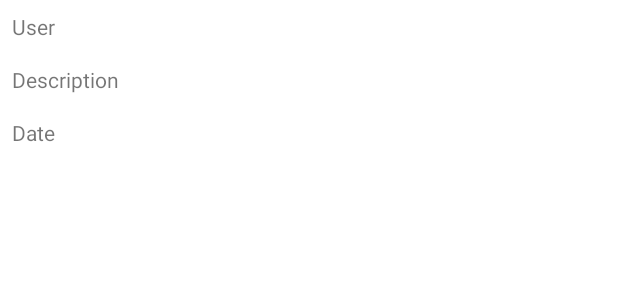
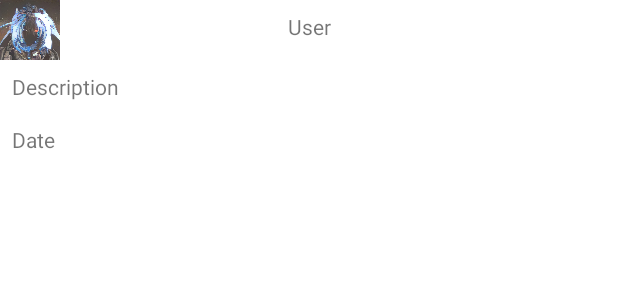
Before and after one commit to BarrenWolfsbane/BAINSocial, an Android app: the layout recycler_posts.xml on its own in the app's theme, with its tools: preview values and no code run, on a phone screen of 412 x 824 dp. Shown: the top 300 px of the screen. Run offline under Robolectric (Android 15) with nearby library versions, the phone set to English and light mode, and no system bars.

Commit message:
- Made some changes to recycler, I will be making the posts look more post like later. - modified DB Fetch() Function to grab posts newest to oldest.

```diff
--- a/app/src/main/res/layout/action_view_seek.xml
+++ /dev/null
@@ -1,5 +0,0 @@
-<?xml version="1.0" encoding="utf-8"?>
-<it.beppi.tristatetogglebutton_library.TriStateToggleButton
-    android:layout_width="120dp"
-    android:layout_height="30dp"
-    xmlns:android="http://schemas.android.com/apk/res/android" />
--- a/app/src/main/res/layout/recycler_posts.xml
+++ b/app/src/main/res/layout/recycler_posts.xml
@@ -1,5 +1,6 @@
 <?xml version="1.0" encoding="utf-8"?>
 <layout xmlns:android="http://schemas.android.com/apk/res/android"
+    xmlns:app="http://schemas.android.com/apk/res-auto"
     xmlns:tools="http://schemas.android.com/tools">
 
     <data>
@@ -14,13 +15,30 @@
         android:layout_height="wrap_content"
         android:orientation="vertical">
 
-        <TextView
-            android:id="@+id/username"
+        <androidx.constraintlayout.widget.ConstraintLayout
             android:layout_width="match_parent"
-            android:layout_height="wrap_content"
-            android:layout_margin="8dp"
-            android:text="@{post.uid}"
-            tools:text="User" />
+            android:layout_height="match_parent">
+
+            <ImageView
+                android:id="@+id/imageView3"
+                android:layout_width="40dp"
+                android:layout_height="40dp"
+                android:contentDescription="TODO"
+                app:layout_constraintStart_toStartOf="parent"
+                app:layout_constraintTop_toTopOf="parent"
+                tools:srcCompat="@drawable/f810049d4e3320ba053d1dca055d4764676451fc" />
+
+            <TextView
+                android:id="@+id/username"
+                android:layout_width="wrap_content"
+                android:layout_height="wrap_content"
+                android:layout_margin="8dp"
+                android:text="@{post.uid}"
+                app:layout_constraintEnd_toEndOf="parent"
+                app:layout_constraintStart_toStartOf="parent"
+                app:layout_constraintTop_toTopOf="parent"
+                tools:text="User" />
+        </androidx.constraintlayout.widget.ConstraintLayout>
 
         <TextView
             android:id="@+id/description"
--- a/app/src/main/res/menu/drawer_menu.xml
+++ b/app/src/main/res/menu/drawer_menu.xml
@@ -25,7 +25,6 @@
         android:title="Share" />
     <item
         android:title="Settings" />
-
     <item android:title="Sub items">
         <menu>
             <group android:checkableBehavior="single">
@@ -33,7 +32,7 @@
                 <item
                     android:id="@+id/online_Mode_Seek"
                     android:title="Data Mode: "
-                    app:actionLayout="@layout/action_view_seek" />
+                    app:actionLayout="@layout/action_view_tri_toggle" />
             </group>
         </menu>
     </item>
```
Also changed, not shown: app/src/main/java/tv/bain/bainsocial/backend/DBManager.java (+9 -1 lines), app/src/main/res/layout/action_view_tri_toggle.xml (added, +7 -0 lines), app/src/main/res/layout/post_layout.xml (deleted, +0 -17 lines).
